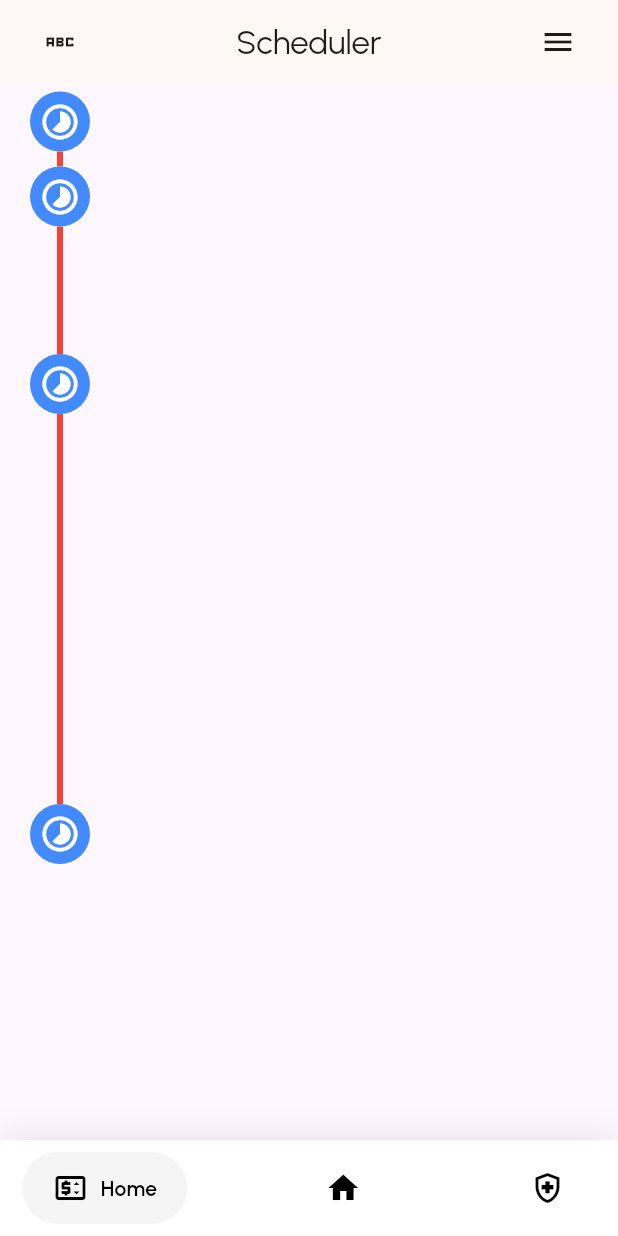
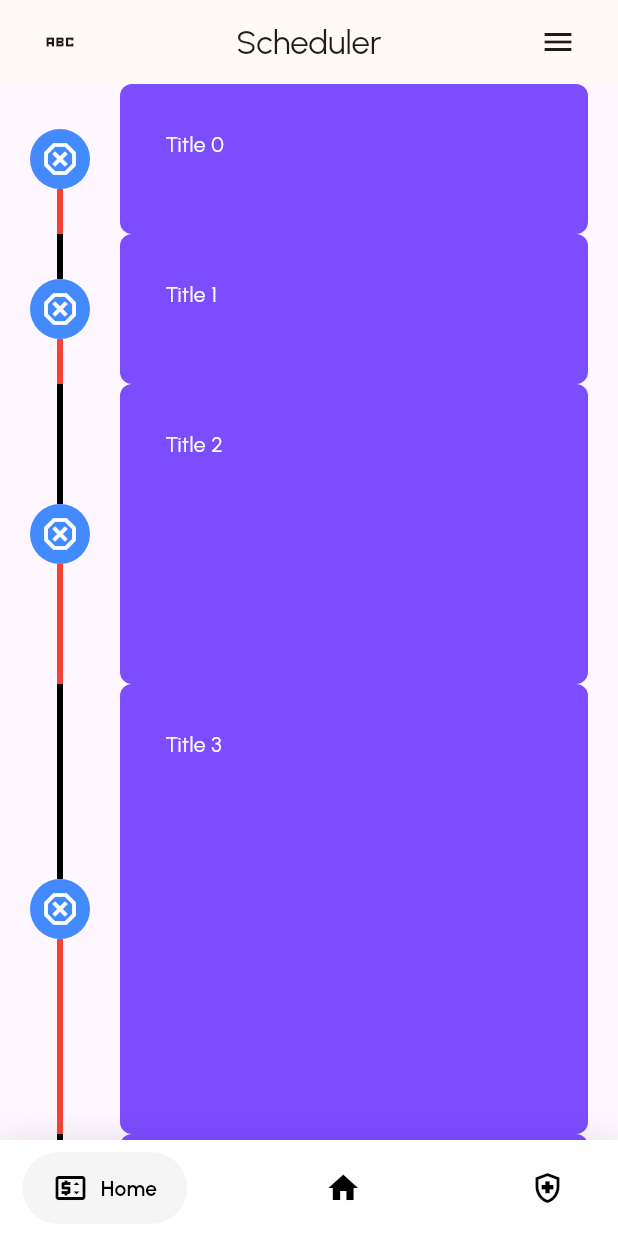
Before and after one commit to siddharth177/timeboxing, a Flutter app: the screen it shows after launch, on a phone screen of 412 x 824 dp. Run offline on Flutter 3.47's test engine with Material 3 defaults, Android fonts, the phone set to English and light mode, and no system bars; drawn by our look-alikes of google_nav_bar, timeline_tile; our stand-ins replace flutter_riverpod, google_fonts, shared_preferences; missing offline and left inert: dart:ffi.

Commit message:
add event cards along with tasks
tasks are now aligned with timeline

```diff
--- a/lib/screens/timeline_screen.dart
+++ b/lib/screens/timeline_screen.dart
@@ -1,4 +1,6 @@
 import 'package:flutter/material.dart';
+import 'package:timeboxing/enums/task_status.dart';
+import 'package:timeboxing/models/task.dart';
 import 'package:timeboxing/widgets/custom_navigation_bar.dart';
 import 'package:timeboxing/widgets/timeline.dart';
 
@@ -12,6 +14,30 @@ class TimelineScreen extends StatefulWidget {
 class _TimelineScreenState extends State<TimelineScreen> {
   @override
   Widget build(BuildContext context) {
+    var events = [1, 2, 3, 4, 5];
+    var timeLines = [];
+    for (int i = 0; i < 5; i++) {
+      var taskList = [];
+      for (int j = 0; j < events[i]; j++) {
+        taskList.add(Task(
+          taskIndex: i.toString(),
+          taskId: i.toString(),
+          taskTitle: "Title $i",
+          taskDescription: "Description of task $i",
+          taskStatus: TaskStatus.inProgress,
+          taskDurations: [],
+        ));
+      }
+      timeLines.add(
+        Timeline(
+          isFirst: i == 0,
+          isLast: i == events.length - 1,
+          isPast: i < 2,
+          gapHeight: i == 0 ? 100 : i * 100,
+          tasks: [...taskList],
+        ),
+      );
+    }
     return Scaffold(
       appBar: AppBar(
         title: Row(
@@ -31,13 +57,7 @@ class _TimelineScreenState extends State<TimelineScreen> {
       ),
       body: ListView(
         padding: const EdgeInsets.fromLTRB(20, 0, 0, 0),
-        children: const [
-          // more task above --> more height
-          Timeline(isFirst: true, isLast: false, isPast: true, gapHeight: 50),
-          Timeline(isFirst: false, isLast: false, isPast: true, gapHeight: 50),
-          Timeline(isFirst: false, isLast: false, isPast: true, gapHeight: 200),
-          Timeline(isFirst: false, isLast: true, isPast: false, gapHeight: 400),
-        ],
+        children: [...timeLines],
       ),
       bottomNavigationBar: const CustomNavigationBar(),
     );
--- /dev/null
+++ b/lib/widgets/event_card.dart
@@ -0,0 +1,33 @@
+import 'package:flutter/material.dart';
+import 'package:timeboxing/models/task.dart';
+
+class EventCard extends StatefulWidget {
+  final List<Task> tasks;
+  const EventCard({super.key, required this.tasks});
+
+  @override
+  State<EventCard> createState() => _EventCardState();
+}
+
+class _EventCardState extends State<EventCard> {
+  @override
+  Widget build(BuildContext context) {
+    return Container(
+        margin: const EdgeInsets.fromLTRB(20, 0, 20, 0),
+        padding: const EdgeInsets.all(30),
+        decoration: const BoxDecoration(
+          color: Colors.deepPurpleAccent,
+          // separate radius needed to merge continuous events spreading across different timeslots
+          borderRadius: BorderRadius.only(
+            topLeft: Radius.circular(8),
+            topRight: Radius.circular(8),
+            bottomRight: Radius.circular(8),
+            bottomLeft: Radius.circular(8),
+          ),
+        ),
+        child: Text(
+          widget.tasks[0].taskTitle,
+          style: const TextStyle(color: Colors.white),
+        ));
+  }
+}
--- a/lib/widgets/timeline.dart
+++ b/lib/widgets/timeline.dart
@@ -1,4 +1,6 @@
 import 'package:flutter/material.dart';
+import 'package:timeboxing/models/task.dart';
+import 'package:timeboxing/widgets/event_card.dart';
 import 'package:timeline_tile/timeline_tile.dart';
 
 class Timeline extends StatelessWidget {
@@ -6,12 +8,15 @@ class Timeline extends StatelessWidget {
   final bool isLast;
   final bool isPast;
   final double gapHeight;
-  const Timeline(
-      {super.key,
+  final List<Task> tasks;
+  const Timeline({
+    super.key,
     required this.isFirst,
     required this.isLast,
     required this.isPast,
-      required this.gapHeight});
+    required this.gapHeight,
+    required this.tasks,
+  });
 
   @override
   Widget build(BuildContext context) {
@@ -20,15 +25,21 @@ class Timeline extends StatelessWidget {
       child: TimelineTile(
         isFirst: isFirst,
         isLast: isLast,
-          beforeLineStyle: const LineStyle(color: Colors.red),
+        beforeLineStyle: const LineStyle(color: Colors.black, thickness: 4),
         indicatorStyle: IndicatorStyle(
           width: 40,
           color: Colors.blueAccent,
           iconStyle: IconStyle(
-              iconData: Icons.timelapse,
+            iconData: Icons.dangerous_outlined,
             color: Colors.white,
           ),
-          )),
+        ),
+        afterLineStyle: const LineStyle(
+          color: Colors.red,
+          thickness: 4,
+        ),
+        endChild: EventCard(tasks: tasks),
+      ),
     );
   }
 }
```
Lines whose indentation alone changed are shown as unchanged.
